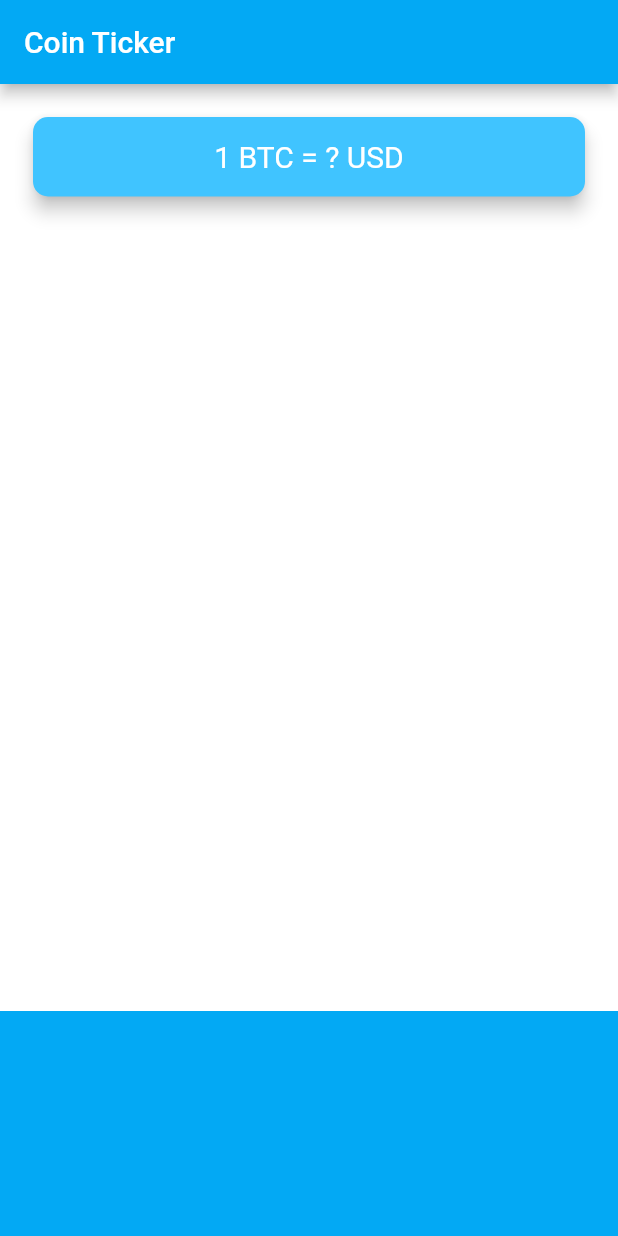
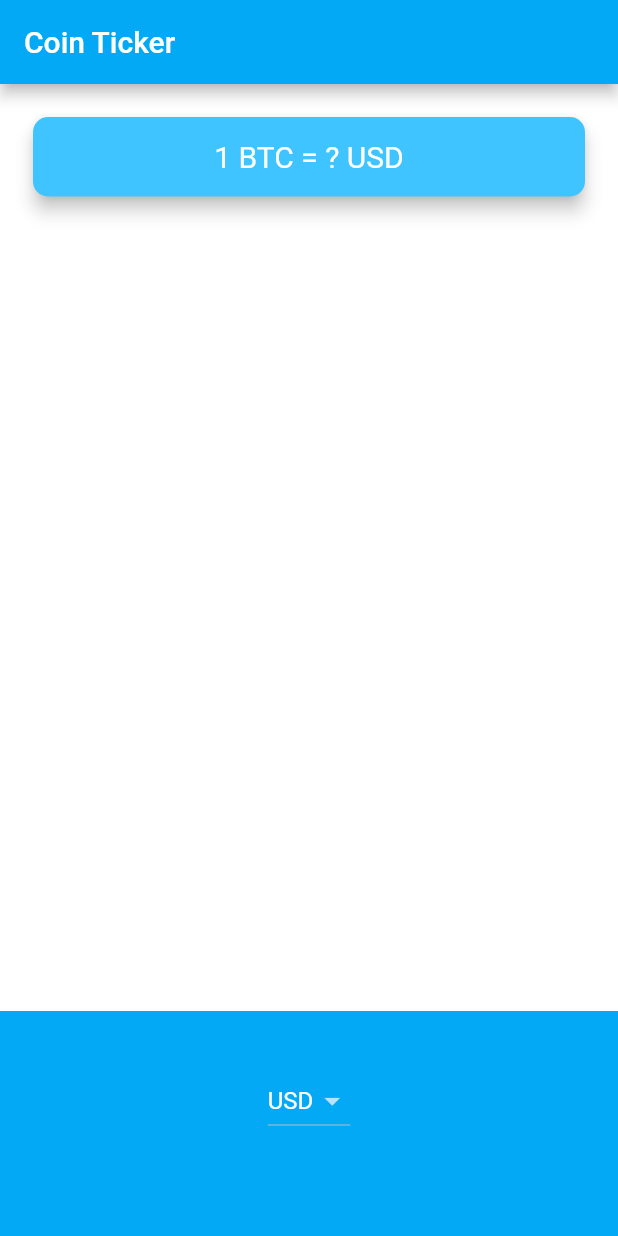
Before and after one commit to apphow/currency_app, a Flutter app: the screen it shows after launch, on a phone screen of 412 x 824 dp. Run offline on Flutter 3.47's test engine with Material 2 defaults, Android fonts, the phone set to English and light mode, and no system bars.

Commit message:
added DropdownButton and three DropdownMenuItems. Added default value of USD

```diff
--- a/lib/price_screen.dart
+++ b/lib/price_screen.dart
@@ -42,7 +42,25 @@ class _PriceScreenState extends State<PriceScreen> {
             alignment: Alignment.center,
             padding: EdgeInsets.only(bottom: 30.0),
             color: Colors.lightBlue,
-            child: null,
+            child: DropdownButton<String>(
+                value: 'USD',
+                items: [
+                  DropdownMenuItem(
+                    child: Text('USD'),
+                    value: 'USD',
+                  ),
+                  DropdownMenuItem(
+                    child: Text('EUR'),
+                    value: 'EUR',
+                  ),
+                  DropdownMenuItem(
+                    child: Text('GBP'),
+                    value: 'GBP',
+                  ),
+                ],
+                onChanged: (value) {
+                  print(value);
+                }),
           ),
         ],
       ),
```
